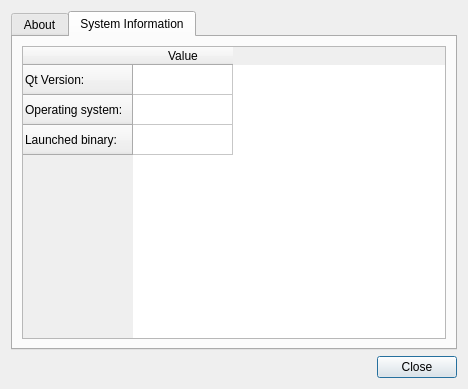
Qt form src/plugins/coregui/aboutdialog.ui (victor-yacovlev/kumir2) before a commit.
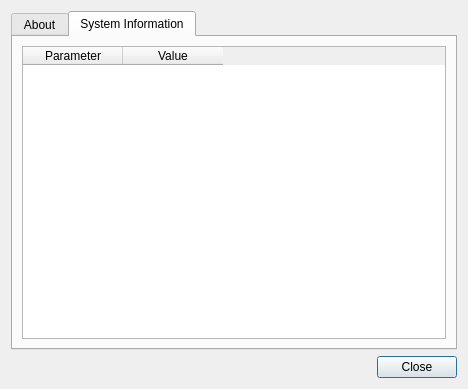
The same form after that commit. The open tabs and pages were chosen to show the change.

```diff
--- a/src/plugins/coregui/aboutdialog.ui
+++ b/src/plugins/coregui/aboutdialog.ui
@@ -54,21 +54,11 @@
          <property name="editTriggers">
           <set>QAbstractItemView::NoEditTriggers</set>
          </property>
-         <row>
+         <column>
           <property name="text">
-           <string>Qt Version:</string>
+           <string>Parameter</string>
           </property>
-         </row>
-         <row>
-          <property name="text">
-           <string>Operating system:</string>
-          </property>
-         </row>
-         <row>
-          <property name="text">
-           <string>Launched binary:</string>
-          </property>
-         </row>
+         </column>
          <column>
           <property name="text">
            <string>Value</string>
```
Left out of the diff: 4 changed lines with no effect on the pictures.
